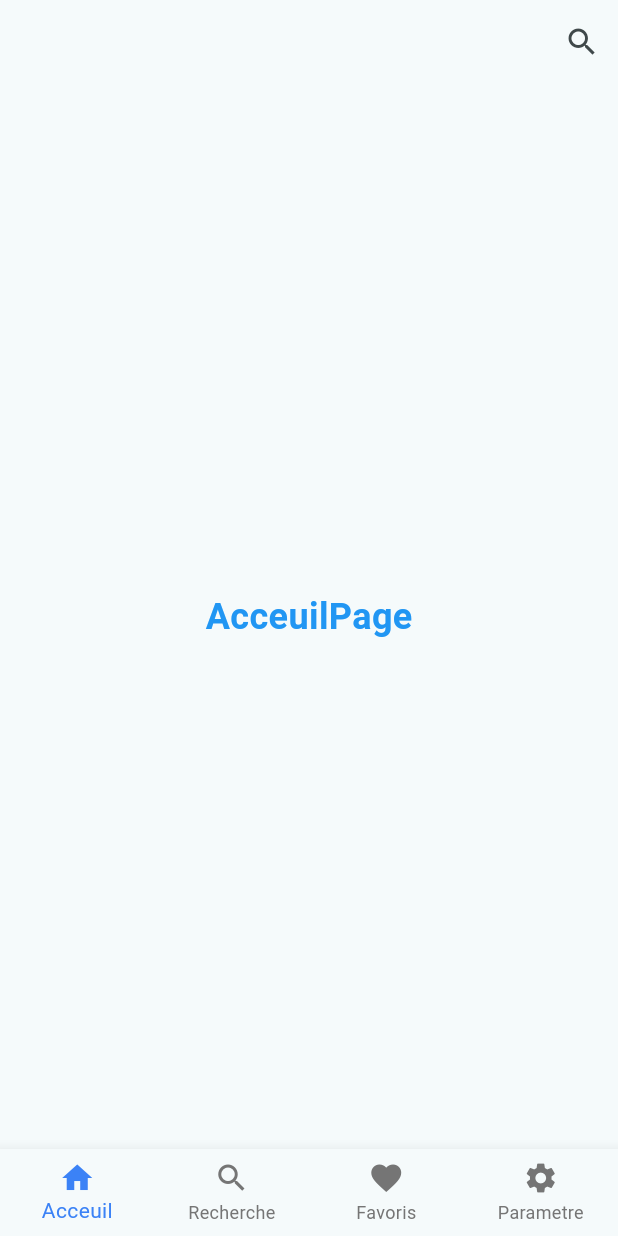
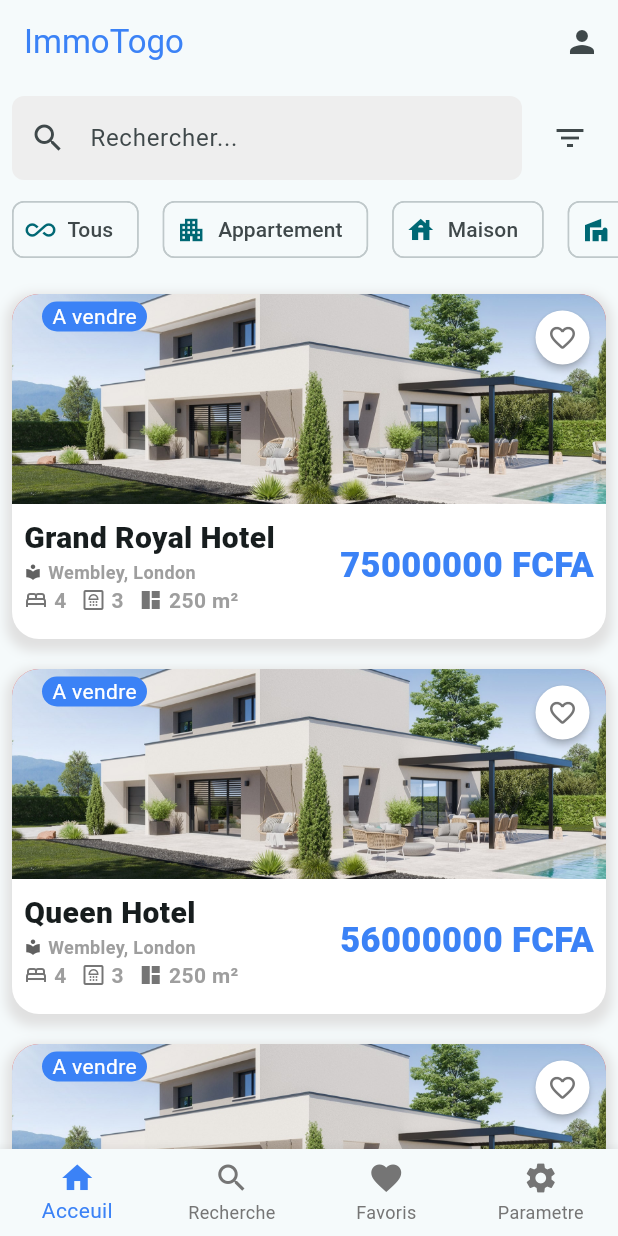
Before and after one commit to pololosky/ImmoTogo, a Flutter app: the screen it shows after launch, on a phone screen of 412 x 824 dp. Run offline on Flutter 3.47's test engine with Material 3 defaults, Android fonts, the phone set to English and light mode, and no system bars.

Commit message:
Page d'accueil et Catégorie

```diff
--- a/frontend/lib/main.dart
+++ b/frontend/lib/main.dart
@@ -1,5 +1,8 @@
 import 'package:flutter/material.dart';
 import 'package:frontend/navigationBar.dart';
+import 'package:frontend/screen/acceuil.dart';
+import 'navigationBar.dart';
+
 
 void main() {
   runApp(const MyApp());
@@ -17,7 +20,7 @@ class MyApp extends StatelessWidget {
       theme: ThemeData(
         colorScheme: ColorScheme.fromSeed(seedColor: Colors.white),
       ),
-      home: const Navigation(),
+      home:  Navigation(),
     );
   }
 }
--- a/frontend/lib/navigationBar.dart
+++ b/frontend/lib/navigationBar.dart
@@ -2,7 +2,7 @@ import 'package:flutter/material.dart';
 import 'package:frontend/config/colorParams.dart';
 import 'screen/acceuil.dart';
 import 'screen/favoris.dart';
-import 'screen/parametre.dart';
+//import 'screen/parametre.dart';
 import 'screen/recherche.dart';
 
 class Navigation extends StatefulWidget {
@@ -17,10 +17,10 @@ class _NavigationState extends State<Navigation> {
   int _selectedIndex = 0;
 
   static final List<Widget> _widgetOptions = <Widget>[
-    const AcceuilPage(),
+     AcceuilPage(),
     const RecherchePage(),
     const FavorisPage(),
-    ParametrePage(),
+   // const ParametrePage(),
   ];
 
   void _onItemTapped(int index) {
--- a/frontend/lib/screen/acceuil.dart
+++ b/frontend/lib/screen/acceuil.dart
@@ -1,24 +1,129 @@
 import 'package:flutter/material.dart';
+import 'package:frontend/config/colorParams.dart';
+import 'package:frontend/screen/favoris.dart';
+import 'package:frontend/screen/widget/appartCard.dart';
+import 'package:frontend/screen/widget/categorie.dart';
 
 class AcceuilPage extends StatelessWidget {
-  const AcceuilPage({super.key});
+  AcceuilPage({super.key});
+  final List homesList = [
+    {
+      'title': 'Grand Royal Hotel',
+      'adresse': 'Wembley, London',
+      'chambre': 4,
+      'toilette': 3,
+      'surface': 250,
+      'image': 'assets/villa01.jpg',
+      'prix': 75000000,
+    },
+    {
+      'title': 'Queen Hotel',
+      'adresse': 'Wembley, London',
+      'chambre': 4,
+      'toilette': 3,
+      'surface': 250,
+      'image': 'assets/villa01.jpg',
+      'prix': 56000000,
+    },
+    {
+      'title': 'King Hotel',
+      'adresse': 'Wembley, London',
+      'chambre': 4,
+      'toilette': 3,
+      'surface': 250,
+      'image': 'assets/villa01.jpg',
+      'prix': 45000000,
+    },
+  ];
 
   @override
   Widget build(BuildContext context) {
     return Scaffold(
       appBar: AppBar(
-        actions: [IconButton(onPressed: () {}, icon: const Icon(Icons.search))],
+        title: const Text(
+          'ImmoTogo',
+          style: TextStyle(color: AppConfig.primaryColor),
+        ),
+        actions: [IconButton(onPressed: () {}, icon: const Icon(Icons.person))],
       ),
 
-      body: Center(
-        child: const Text(
-          'AcceuilPage',
-          style: TextStyle(
-            fontSize: 24,
-            fontWeight: FontWeight.bold,
-            color: Colors.blue,
+      body: Column(
+        children: [
+          Padding(
+            padding: const EdgeInsets.all(8.0),
+            child: Row(
+              children: [
+                Expanded(
+                  child: TextField(
+                    decoration: InputDecoration(
+                      hintText: 'Rechercher...',
+                      prefixIcon: const Icon(Icons.search),
+                      border: OutlineInputBorder(
+                        borderRadius: BorderRadius.circular(8.0),
+                        borderSide: BorderSide.none,
+                      ),
+                      filled: true,
+                      fillColor: Colors.grey[200],
+                    ),
+                  ),
+                ),
+                const SizedBox(width: 8),
+                IconButton(
+                  icon: const Icon(Icons.filter_list),
+                  onPressed: () {
+                    // Action pour le bouton de filtre
+                  },
+                ),
+              ],
+            ),
           ),
-        ),
+          // Gestion des categories en scroll horizontall
+          SizedBox(
+            height: 50,
+            child: ListView(
+              scrollDirection: Axis.horizontal,
+              children: [
+                Categorie(
+                  titre: 'Tous',
+                  icon: Icons.all_inclusive,
+                  onTap: () {
+                    Navigator.push(
+                      context,
+                      MaterialPageRoute(builder: (context) => FavorisPage()),
+                    );
+                  },
+                ),
+                Categorie(
+                  titre: 'Appartement',
+                  icon: Icons.apartment,
+                  onTap: () {},
+                ),
+                Categorie(titre: 'Maison', icon: Icons.house, onTap: () {}),
+                Categorie(titre: 'Villa', icon: Icons.villa, onTap: () {}),
+                Categorie(titre: 'Terrains', icon: Icons.terrain, onTap: () {}),
+                Categorie(titre: 'Bureaux', icon: Icons.business, onTap: () {}),
+                Categorie(titre: 'Magasins', icon:Icons.shop, onTap: () {}),
+              ],
+            ),
+          ),
+          // Liste des logements en vedettes
+          Expanded(
+            child: SingleChildScrollView(
+              child: Padding(
+                padding: const EdgeInsets.all(8.0),
+                child: Column(
+                  children: [
+                    Column(
+                      children: homesList.map((home) {
+                        return HomeCards(home);
+                      }).toList(),
+                    ),
+                  ],
+                ),
+              ),
+            ),
+          ),
+        ],
       ),
     );
   }
--- a/frontend/lib/screen/parametre.dart
+++ /dev/null
@@ -1,48 +0,0 @@
-import 'package:flutter/material.dart';
-import 'package:frontend/screen/widget/appartCard.dart';
-
-class ParametrePage extends StatelessWidget {
-  ParametrePage({super.key});
-  final List homesList = [
-    {
-      'title': 'Grand Royal Hotel',
-      'adresse': 'Wembley, London',
-      'chambre':4,
-      'toilette':3,
-      'surface':250,
-      'image': 'assets/villa01.jpg',
-      'prix': 75000000,
-    },
-    {
-      'title': 'Queen Hotel',
-      'adresse': 'Wembley, London',
-      'chambre':4,
-      'toilette':3,
-      'surface':250,
-      'image': 'assets/villa01.jpg',
-      'prix': 56000000,
-    },
-  ];
-  @override
-  Widget build(BuildContext context) {
-    return Scaffold(
-      appBar: AppBar(
-        actions: [IconButton(onPressed: () {}, icon: const Icon(Icons.search))],
-      ),
-
-      body: Center(
-        child: SingleChildScrollView(
-          child: Column(
-            children: [
-              Column(
-            children: homesList.map((home) {
-              return HomeCards(home);
-            }).toList(),
-          ),
-            ],
-          ),
-        )
-      ),
-    );
-  }
-}
--- a/frontend/lib/screen/widget/appartCard.dart
+++ b/frontend/lib/screen/widget/appartCard.dart
@@ -180,7 +180,7 @@ class HomeCards extends StatelessWidget {
                   crossAxisAlignment: CrossAxisAlignment.end,
                   children: [
                     Text(
-                      homeData['prix'].toString() + " FCFA",
+                    homeData['prix'].toString() + " FCFA",
                       style: TextStyle(
                         fontSize: 23,
                         fontWeight: FontWeight.w800,
--- /dev/null
+++ b/frontend/lib/screen/widget/categorie.dart
@@ -0,0 +1,23 @@
+import 'package:flutter/material.dart';
+
+class Categorie extends StatelessWidget {
+  final String titre;
+  final IconData icon;
+  final VoidCallback onTap;
+  const Categorie({super.key, required this.titre, required this.icon, required this.onTap});
+
+  @override
+  Widget build(BuildContext context) {
+    return Padding(
+      padding: const EdgeInsets.symmetric(horizontal: 8.0),
+      child: GestureDetector(
+         onTap: onTap,
+         child: Chip(
+           avatar: Icon(icon, size: 20,),
+           label: Text(titre),
+           ),
+      ),
+
+    );
+  }
+}
```
